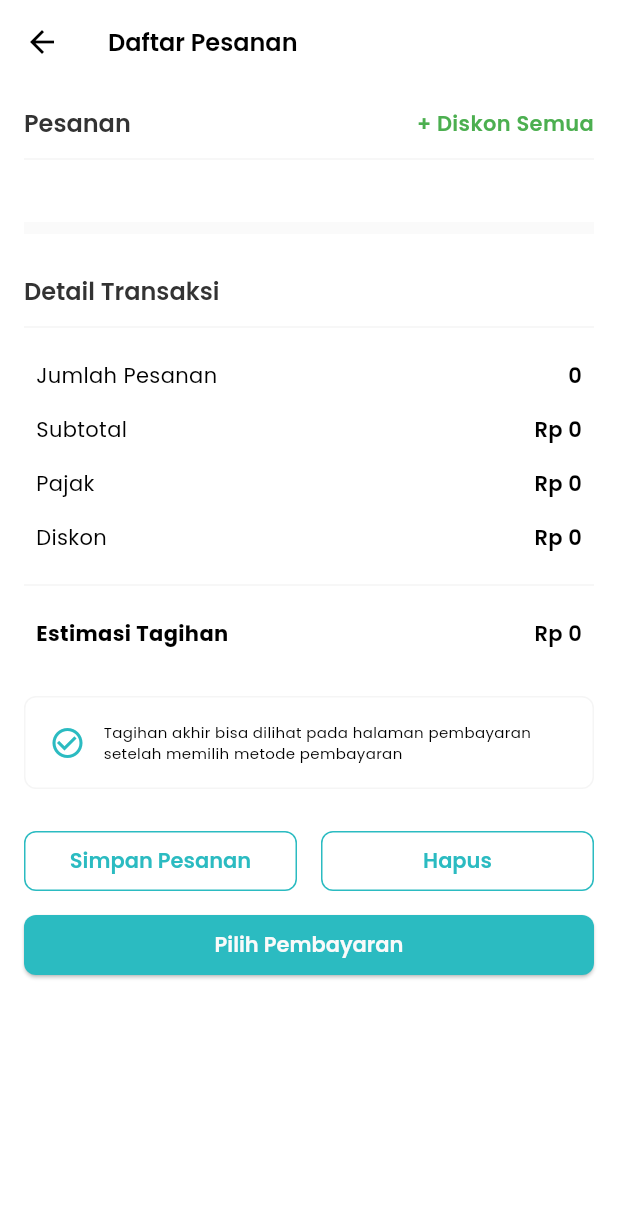
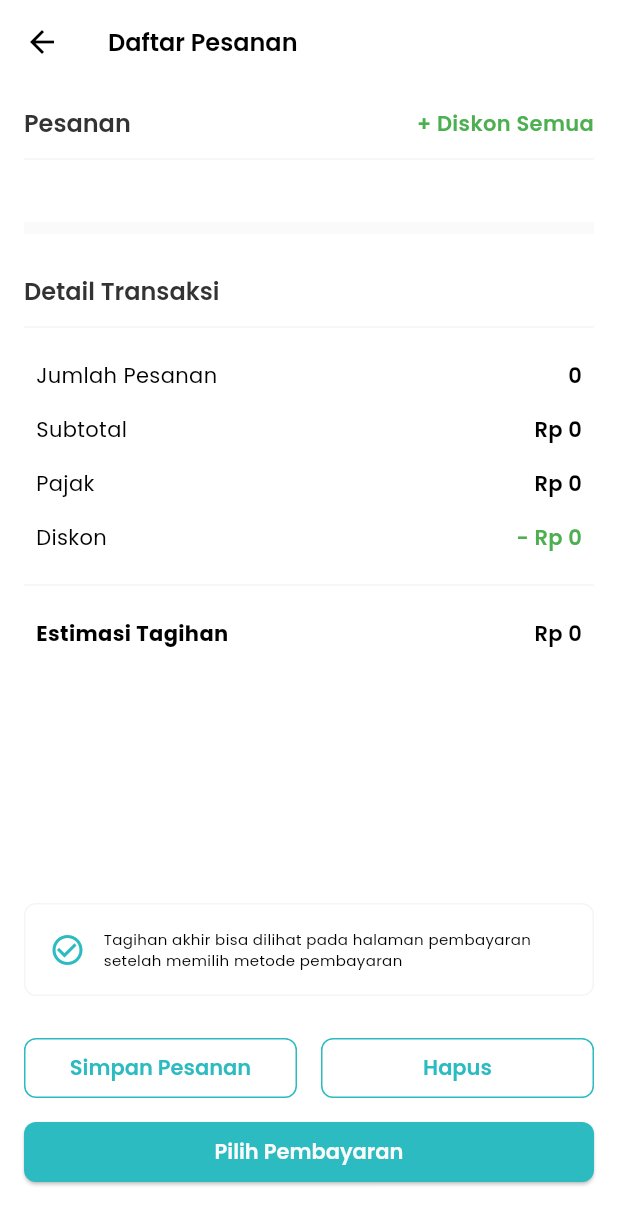
Before and after one commit to haidar-miqdad/taminum-pos, a Flutter app: the POSOrderPage screen opened by its route, on a phone screen of 412 x 824 dp. Shown: the top 1225 px of the screen. Run offline on Flutter 3.47's test engine with Material 3 defaults, Android fonts, the phone set to English and light mode, and no system bars; our stand-ins replace bloc, dio, equatable, flutter_bloc, image_picker, lottie and 4 more; missing offline and left inert: open_settings, print_bluetooth_thermal; accounts and stored records are empty; network calls fail.

Commit message:
perfs: order list on draft

```diff
--- a/lib/app/routes.dart
+++ b/lib/app/routes.dart
@@ -21,7 +21,7 @@ Route<dynamic> routes(settings) {
     case POSOrderPage.routeName:
       return MaterialPageRoute(builder: (context) => POSOrderPage());
       case PaymentPage.routeName:
-      return MaterialPageRoute(builder: (context) => PaymentPage(referenceId: settings.arguments as String,));
+      return MaterialPageRoute(builder: (context) => PaymentPage(referenceId: settings.arguments as String?,));
       case CashPage.routeName:
       return MaterialPageRoute(builder: (context) => CashPage(referenceId: settings.arguments as String,));
       case SuccessTransactionPage.routeName:
--- a/lib/features/pos/pages/order/page.dart
+++ b/lib/features/pos/pages/order/page.dart
@@ -49,11 +49,11 @@ class POSOrderPage extends StatelessWidget {
               _OrderSection(),
               AppDivider(thickness: 8, space: Spacing.sp24),
               _DetailSection(),
-              Spacing.sp24.height,
-              _ActionSection(),
+              Spacing.defaultSize.height,
             ],
           ),
         ),
+        bottomNavigationBar: _ActionSection(),
       ),
     );
   }
--- a/lib/features/pos/pages/order/sections/action_section.dart
+++ b/lib/features/pos/pages/order/sections/action_section.dart
@@ -5,7 +5,10 @@ class _ActionSection extends StatelessWidget {
 
   @override
   Widget build(BuildContext context) {
-    return Column(
+    return Padding(
+      padding: const EdgeInsets.all(Spacing.defaultSize),
+      child: Column(
+        mainAxisSize: MainAxisSize.min,
         children: [
           Container(
             width: double.infinity,
@@ -56,7 +59,9 @@ class _ActionSection extends StatelessWidget {
               }, child: Text('Pilih Pembayaran')),
             ],
           ),
+          Spacing.defaultSize.height,
         ],
+      ),
     );
   }
 }
--- a/lib/features/pos/pages/order/sections/detail_section.dart
+++ b/lib/features/pos/pages/order/sections/detail_section.dart
@@ -15,7 +15,7 @@ class _DetailSection extends StatelessWidget {
             _buildItem(title: 'Jumlah Pesanan', value: state.cart.length.toString()),
             _buildItem(title: 'Subtotal', value: 'Rp ${state.getEstimate.toIDR()}'),
             _buildItem(title: 'Pajak', value: 'Rp 0'),
-            _buildItem(title: 'Diskon', value: state.type == DiscountType.percentage ? '${state.disc.toString()}%' : 'Rp ${state.disc.toIDR()}'),
+            _buildItem(title: 'Diskon', value: state.type == DiscountType.percentage ? '${state.disc.toString()}%' : '- Rp ${state.disc.toIDR()}', color: Colors.green),
             AppDivider(),
             _buildItem(title: 'Estimasi Tagihan', value: 'Rp ${(state.getEstimate - state.discount).toIDR()}', isBold: true),
           ],
@@ -24,14 +24,14 @@ class _DetailSection extends StatelessWidget {
     );
   }
 
-  Widget _buildItem({required String title, required String value, bool isBold = false}) {
+  Widget _buildItem({required String title, required String value, bool isBold = false, Color? color}) {
     return Padding(
       padding: const EdgeInsets.all(Spacing.sp8),
       child: Row(
         mainAxisAlignment: MainAxisAlignment.spaceBetween,
         children: [
           RegularText(title, style: TextStyle(fontWeight: isBold ? FontWeight.bold : null)),
-          RegularText.semibold(value),
+          RegularText.semibold(value, style: TextStyle(color: color),),
         ],
       ),
     );
--- a/lib/features/pos/pages/payment/page.dart
+++ b/lib/features/pos/pages/payment/page.dart
@@ -11,7 +11,7 @@ class PaymentPage extends StatelessWidget {
 
   static const routeName = 'pos/payment';
 
-  final String referenceId;
+  final String? referenceId;
 
   @override
   Widget build(BuildContext context) {
--- a/lib/features/product/pages/input/sections/info_section.dart
+++ b/lib/features/product/pages/input/sections/info_section.dart
@@ -79,8 +79,8 @@ class _InfoSectionState extends State<_InfoSection> {
                   borderRadius: BorderRadius.circular(Spacing.sp8),
                   child: Image.memory(
                     ImageHelper.convertBase64ToUint8List(state.image!),
-                    width: 60,
-                    height: 60,
+                    width: 75,
+                    height: 75,
                     fit: BoxFit.cover,
                   ),
                 );
--- a/lib/features/settings/blocs/printer_bloc/printer_bloc.dart
+++ b/lib/features/settings/blocs/printer_bloc/printer_bloc.dart
@@ -1,6 +1,5 @@
 import 'package:bloc/bloc.dart';
 import 'package:equatable/equatable.dart';
-import 'package:flutter/material.dart';
 import 'package:flutter_taminum_mobile/core/core.dart';
 import 'package:open_settings/open_settings.dart';
 import 'package:permission_handler/permission_handler.dart';
--- a/lib/features/transaction/models/transaction_model.dart
+++ b/lib/features/transaction/models/transaction_model.dart
@@ -2,7 +2,6 @@ import 'dart:convert';
 
 import 'package:equatable/equatable.dart';
 import 'package:flutter_taminum_mobile/core/core.dart';
-import 'package:flutter_taminum_mobile/core/data/enums/payment_type_enum.dart';
 import 'package:json_annotation/json_annotation.dart';
 import 'model.dart';
 
--- a/lib/features/transaction/pages/detail/page.dart
+++ b/lib/features/transaction/pages/detail/page.dart
@@ -42,7 +42,7 @@ class _DetailTransactionPageState extends State<DetailTransactionPage> {
                 Spacing.sp24.height,
                 _HeaderSection(item: item),
                 Spacing.sp42.height,
-                _OrderSection(),
+                _OrderSection(item: item),
                 Spacing.sp24.height,
                 _ActionSection(item: item,),
                 Spacing.sp24.height,
```
Also changed, not shown: lib/features/transaction/pages/detail/sections/order_section.dart (+14 -11 lines). Lines whose indentation alone changed are shown as unchanged.
